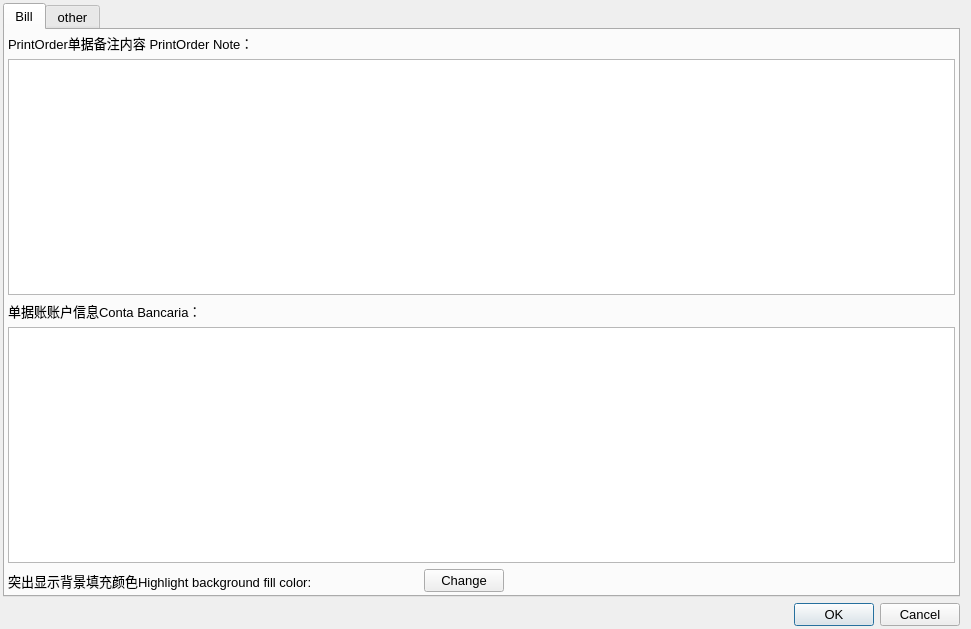
Qt form Ui/FormConfig.ui (golden7602/zion) before a commit.
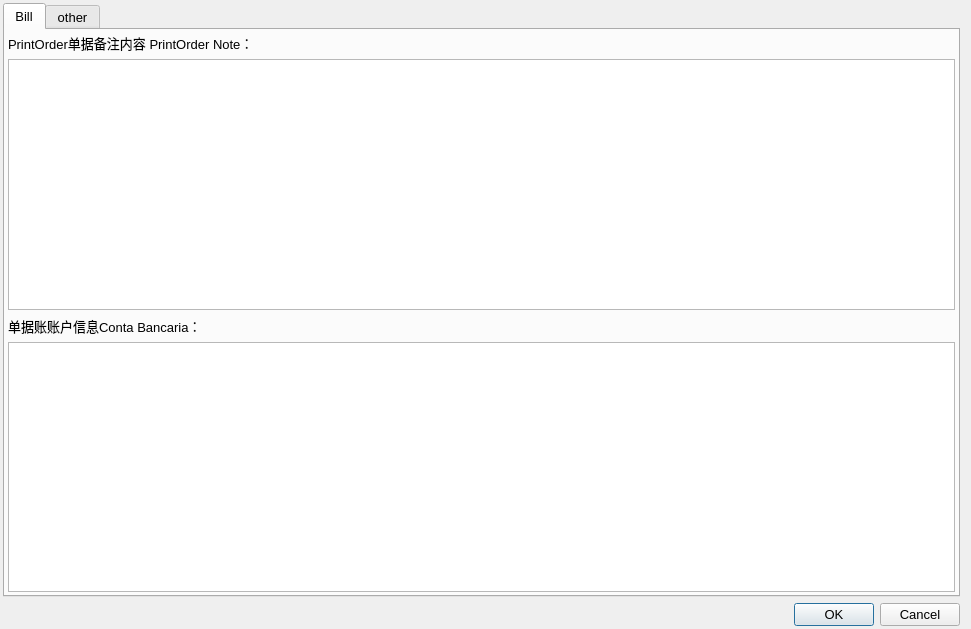
The same form after that commit. Icons and pictures are not drawn.

Patch:
```diff
--- a/Ui/FormConfig.ui
+++ b/Ui/FormConfig.ui
@@ -72,66 +72,7 @@
         <widget class="QTextEdit" name="Bank_Account"/>
        </item>
        <item>
-        <layout class="QHBoxLayout" name="horizontalLayout_2">
-         <item>
-          <widget class="QLabel" name="label_3">
-           <property name="text">
-            <string>突出显示背景填充颜色Highlight background fill color:</string>
-           </property>
-          </widget>
-         </item>
-         <item>
-          <widget class="QLabel" name="label_BackColor">
-           <property name="minimumSize">
-            <size>
-             <width>100</width>
-             <height>0</height>
-            </size>
-           </property>
-           <property name="maximumSize">
-            <size>
-             <width>100</width>
-             <height>16777215</height>
-            </size>
-           </property>
-           <property name="text">
-            <string/>
-           </property>
-          </widget>
-         </item>
-         <item>
-          <widget class="QPushButton" name="butBackColor">
-           <property name="maximumSize">
-            <size>
-             <width>80</width>
-             <height>16777215</height>
-            </size>
-           </property>
-           <property name="focusPolicy">
-            <enum>Qt::StrongFocus</enum>
-           </property>
-           <property name="autoFillBackground">
-            <bool>false</bool>
-           </property>
-           <property name="text">
-            <string>Change</string>
-           </property>
-          </widget>
-         </item>
-         <item>
-          <spacer name="horizontalSpacer_2">
-           <property name="orientation">
-            <enum>Qt::Horizontal</enum>
-           </property>
-           <property name="sizeHint" stdset="0">
-            <size>
-             <width>40</width>
-             <height>20</height>
-            </size>
-           </property>
-          </spacer>
-         </item>
-        </layout>
+        <layout class="QHBoxLayout" name="horizontalLayout_2"/>
        </item>
       </layout>
      </widget>
```
Left out of the diff: 55 changed lines with no effect on the pictures.
